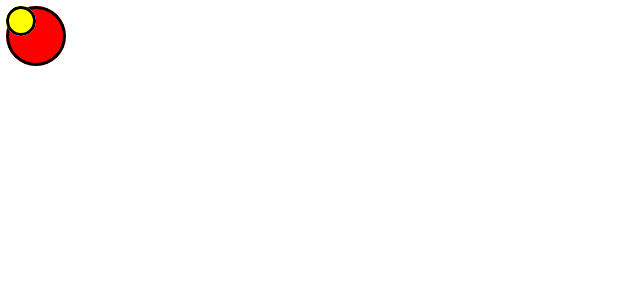
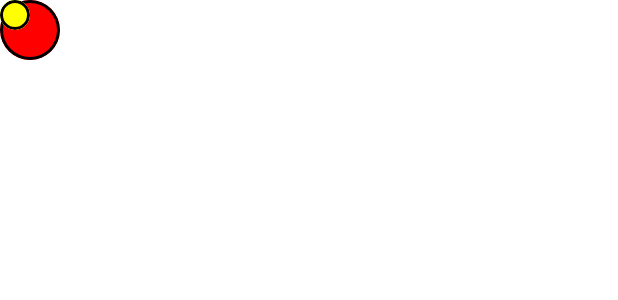
Before and after one commit to faisalmoinuddin99/android_kotlin, an Android app built with Jetpack Compose: the @Preview function NoteColorPreview, on a phone screen of 412 x 824 dp. Shown: the top 300 px of the screen. Run offline under Robolectric (Android 15) with nearby library versions, the phone set to English and light mode, and no system bars.

Commit message:
Applying Padding

```diff
--- a/app/src/main/java/com/example/jetnotes/ui/components/Note.kt
+++ b/app/src/main/java/com/example/jetnotes/ui/components/Note.kt
@@ -37,8 +37,10 @@ fun Note() {
 
     ) {
         NoteColor(
-            modifier = Modifier.align(Alignment.CenterVertically),
-            color = green, size = 40.dp, border = 1.dp, padding = 4.dp
+            modifier = Modifier
+                .align(Alignment.CenterVertically)
+                .padding(start = 16.dp, end = 16.dp),
+            color = green, size = 40.dp, border = 1.dp
         )
         Column(
             modifier = Modifier
--- a/app/src/main/java/com/example/jetnotes/ui/components/NoteColor.kt
+++ b/app/src/main/java/com/example/jetnotes/ui/components/NoteColor.kt
@@ -21,17 +21,15 @@ fun NoteColor(
     modifier: Modifier = Modifier,
     color: Color,
     size: Dp,
-    padding: Dp = 0.dp,
+
     border: Dp
 ) {
     Box(
         modifier = modifier
-            .padding(padding)
             .size(size)
             .clip(CircleShape)
             .background(color)
             .border(BorderStroke(border, SolidColor(Color.Black)), CircleShape)
-
 
     )
 }
@@ -39,6 +37,6 @@ fun NoteColor(
 @Preview
 @Composable
 fun NoteColorPreview() {
-    NoteColor(color = Color.Red, size = 40.dp, padding = 4.dp, border = 2.dp)
-    NoteColor(color = Color.Yellow, size = 20.dp, padding = 4.dp, border = 2.dp)
+    NoteColor(color = Color.Red, size = 40.dp,  border = 2.dp)
+    NoteColor(color = Color.Yellow, size = 20.dp,    border = 2.dp)
 }
```
